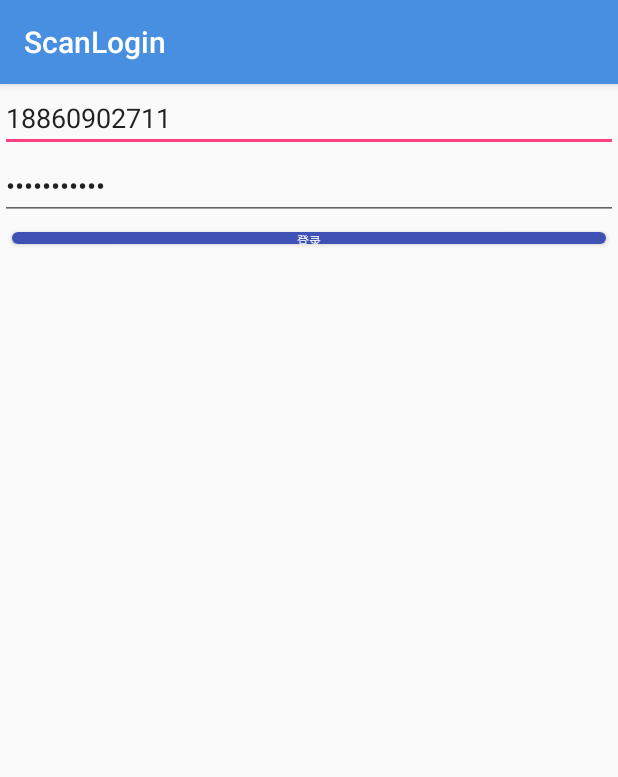
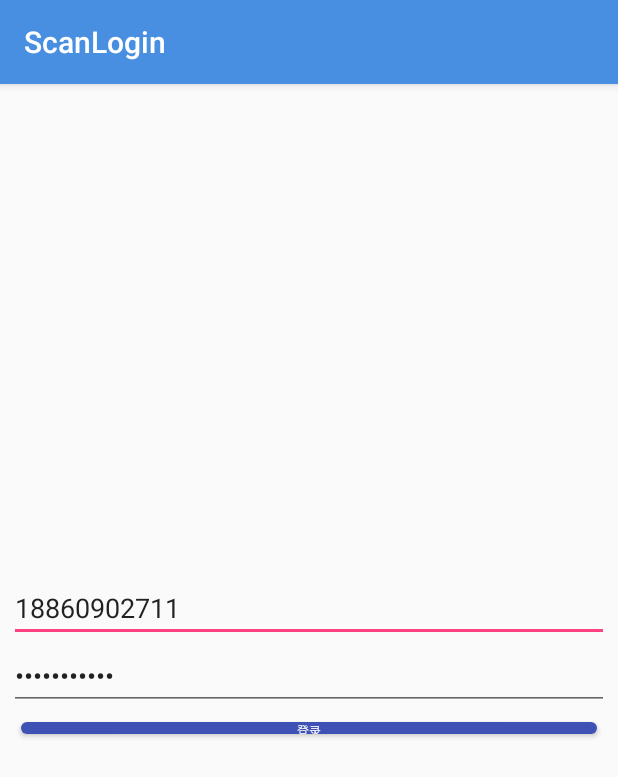
Before and after one commit to jeesun/ScanLogin, an Android app: the screen it shows after launch (LoginActivity), on a phone screen of 412 x 824 dp. Shown: the top 777 px of the screen. Run offline under Robolectric (Android 15) with nearby library versions, the phone set to English and light mode, and no system bars; libraries missing offline, so code that uses them is left out: com.alibaba.fastjson.

Commit message:
美化登录界面，添加登录进度条；登录后销毁LoginActivity。

```diff
--- a/app/src/main/java/com/simon/scanlogin/activity/LoginActivity.java
+++ b/app/src/main/java/com/simon/scanlogin/activity/LoginActivity.java
@@ -5,8 +5,11 @@ import android.content.SharedPreferences;
 import android.support.v7.app.AppCompatActivity;
 import android.os.Bundle;
 import android.view.View;
+import android.view.WindowManager;
 import android.widget.Button;
 import android.widget.EditText;
+import android.widget.ProgressBar;
+import android.widget.RelativeLayout;
 
 import com.alibaba.fastjson.JSON;
 import com.simon.scanlogin.R;
@@ -30,6 +33,7 @@ public class LoginActivity extends AppCompatActivity {
 
     private EditText etUsername, etPassword;
     private Button btnLogin;
+    private RelativeLayout rlProgressbarWrapper;
     @Override
     protected void onCreate(Bundle savedInstanceState) {
         super.onCreate(savedInstanceState);
@@ -38,10 +42,14 @@ public class LoginActivity extends AppCompatActivity {
         etUsername = findViewById(R.id.username);
         etPassword = findViewById(R.id.password);
         btnLogin = findViewById(R.id.login);
+        rlProgressbarWrapper = findViewById(R.id.progressbar_wrapper);
 
         btnLogin.setOnClickListener(new View.OnClickListener() {
             @Override
             public void onClick(View v) {
+                rlProgressbarWrapper.setVisibility(View.VISIBLE);
+                //模仿ProgressDialog出现时，用户无法与界面继续交互的效果
+                getWindow().setFlags(WindowManager.LayoutParams.FLAG_NOT_TOUCHABLE, WindowManager.LayoutParams.FLAG_NOT_TOUCHABLE);
                 String username = etUsername.getText().toString();
                 String password = etPassword.getText().toString();
 
@@ -63,8 +71,15 @@ public class LoginActivity extends AppCompatActivity {
                         editor.putInt("expires_in", loginInfo.getToken().getExpires_in());
                         editor.putString("username", loginInfo.getUserInfo().getUsername());
                         editor.apply();
+
+                        rlProgressbarWrapper.setVisibility(View.GONE);
+                        //恢复用户与界面的交互
+                        getWindow().clearFlags(WindowManager.LayoutParams.FLAG_NOT_TOUCHABLE);
+
                         Intent intent = new Intent(LoginActivity.this, MainActivity.class);
                         startActivity(intent);
+
+                        finish();
                     }
 
                     @Override
--- /dev/null
+++ b/app/src/main/res/drawable/progress_bg.xml
@@ -0,0 +1,18 @@
+<?xml version="1.0" encoding="utf-8"?>
+<shape  xmlns:android="http://schemas.android.com/apk/res/android"
+    android:shape="rectangle">
+    <!-- 矩形的圆角弧度 -->
+    <corners android:radius="6dp" />
+    <!-- 矩形的填充色 -->
+    <solid android:color="#ffffff" />
+    <padding
+        android:left="6dp"
+        android:right="6dp"
+        android:top="6dp"
+        android:bottom="6dp"/>
+
+    <!-- 矩形边框 -->
+    <stroke
+        android:width="1dp"
+        android:color="#e6e6e6" />
+</shape>
--- a/app/src/main/res/layout/activity_login.xml
+++ b/app/src/main/res/layout/activity_login.xml
@@ -1,12 +1,17 @@
 <?xml version="1.0" encoding="utf-8"?>
-<LinearLayout xmlns:android="http://schemas.android.com/apk/res/android"
+<RelativeLayout xmlns:android="http://schemas.android.com/apk/res/android"
     xmlns:app="http://schemas.android.com/apk/res-auto"
     xmlns:tools="http://schemas.android.com/tools"
     android:layout_width="match_parent"
     android:layout_height="match_parent"
-    android:orientation="vertical"
+    android:layout_centerInParent="true"
+    android:padding="6dp"
     tools:context=".activity.LoginActivity">
 
+    <RelativeLayout
+        android:layout_width="wrap_content"
+        android:layout_height="wrap_content"
+        android:layout_centerInParent="true">
         <EditText
             android:id="@+id/username"
             android:layout_width="match_parent"
@@ -19,6 +24,7 @@
             android:id="@+id/password"
             android:layout_width="match_parent"
             android:layout_height="wrap_content"
+            android:layout_below="@id/username"
             android:ems="10"
             android:inputType="textPassword"
             android:text="1234567890c"/>
@@ -27,9 +33,35 @@
             android:id="@+id/login"
             android:layout_width="match_parent"
             android:layout_height="@dimen/button_height"
+            android:layout_below="@id/password"
             android:layout_margin="@dimen/button_margin"
             android:background="@drawable/btn_selector"
             android:textColor="@android:color/white"
             android:textSize="@dimen/button_text_size"
             android:text="登录" />
-</LinearLayout>
+    </RelativeLayout>
+
+    <RelativeLayout
+        android:id="@+id/progressbar_wrapper"
+        android:layout_width="100dp"
+        android:layout_height="100dp"
+        android:layout_centerInParent="true"
+        android:background="@drawable/progress_bg"
+        android:visibility="gone">
+        <ProgressBar
+            android:id="@+id/load"
+            android:layout_width="wrap_content"
+            android:layout_height="wrap_content"
+            android:layout_centerInParent="true"
+            style="?android:attr/progressBarStyle"/>
+
+        <TextView
+            android:layout_width="wrap_content"
+            android:layout_height="wrap_content"
+            android:layout_alignParentBottom="true"
+            android:layout_centerHorizontal="true"
+            android:text="加载中"
+            android:textAlignment="center" />
+    </RelativeLayout>
+
+</RelativeLayout>
```
Lines whose indentation alone changed are shown as unchanged.
